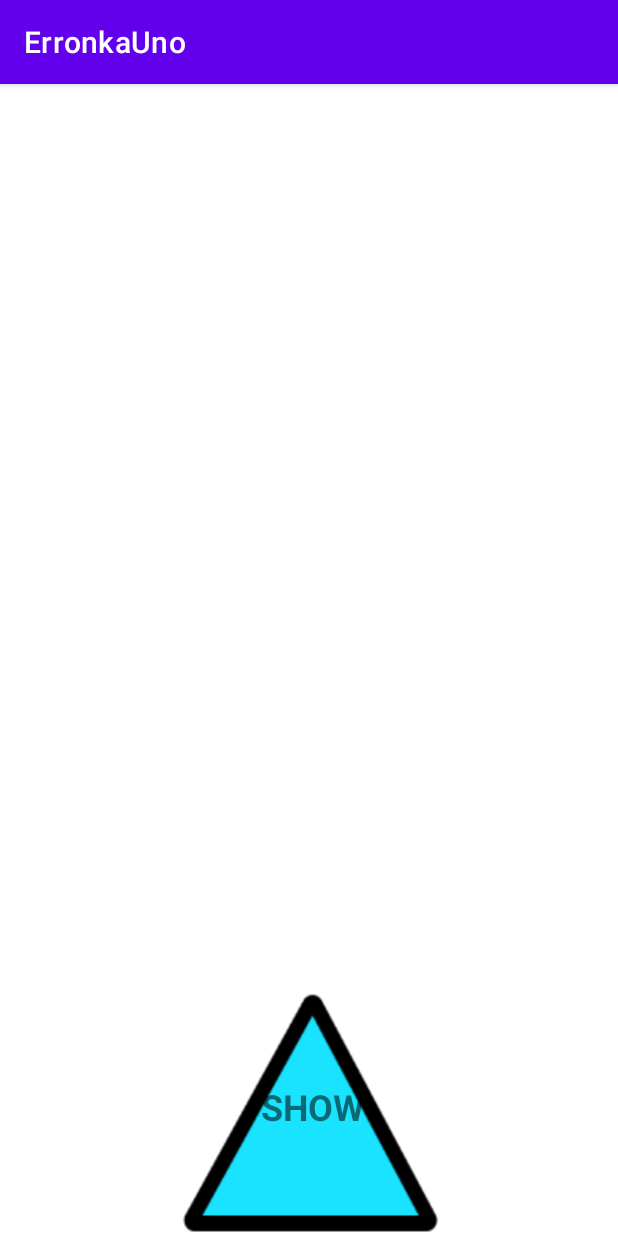
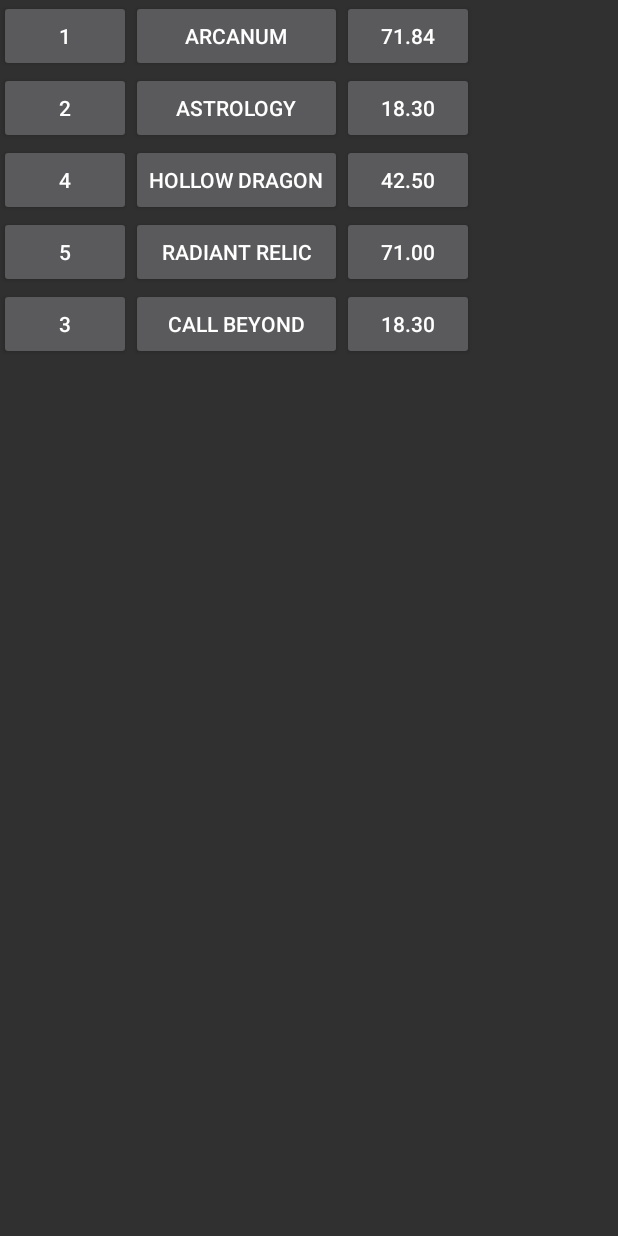
Before and after one commit to garateHegoi/ErronkaUno, an Android app: the screen it shows after launch (MainActivity), on a phone screen of 412 x 824 dp. Run offline under Robolectric (Android 15) with nearby library versions, the phone set to English and light mode, and no system bars.

Commit message:
Android Working

```diff
--- a/Android/app/src/main/AndroidManifest.xml
+++ b/Android/app/src/main/AndroidManifest.xml
@@ -8,7 +8,8 @@
         android:label="@string/app_name"
         android:roundIcon="@mipmap/ic_launcher_round"
         android:supportsRtl="true"
-        android:theme="@style/Theme.ErronkaUno">
+        android:theme="@style/Theme.AppCompat.NoActionBar">
+
         <activity
             android:name=".MainActivity2"
             android:exported="true" />
--- a/Android/app/src/main/java/com/example/erronkauno/MainActivity.java
+++ b/Android/app/src/main/java/com/example/erronkauno/MainActivity.java
@@ -4,38 +4,82 @@ import androidx.appcompat.app.AppCompatActivity;
 
 import android.os.Bundle;
 import android.util.Log;
-import android.view.View;
 import android.widget.Button;
 import android.widget.TableLayout;
 import android.widget.TableRow;
-import android.widget.TextView;
+
+
+import java.io.*;
+import java.nio.charset.Charset;
+import java.util.ArrayList;
+import java.util.Arrays;
+import java.util.Scanner;
 
 public class MainActivity extends AppCompatActivity {
 
     TableLayout tl;
     int n = 0;
+
     @Override
     protected void onCreate(Bundle savedInstanceState) {
         super.onCreate(savedInstanceState);
         setContentView(R.layout.activity_main);
-
-
-        //tl = (TableLayout) findViewById(R.id.taula);
+        tl = (TableLayout) findViewById(R.id.taula);
+        ArrayList<Products> produktuak = aldatzailea();
+        for (Products produktua : produktuak) {
+            TableRow tr = new TableRow(this);
+            Button id = new Button(this);
+            id.setText(String.valueOf(produktua.getID()));
+            tr.addView(id);
+            Button name = new Button(this);
+            name.setText(produktua.getName());
+            tr.addView(name);
+            Button price = new Button(this);
+            price.setText(String.valueOf(produktua.getList_price()));
+            tr.addView(price);
+            tl.addView(tr);
+        }
 
     }
 
-    public void gehitu(View view){
-        TableRow tr = new TableRow(this);
-        tr.setLayoutParams(new TableRow.LayoutParams(TableRow.LayoutParams.FILL_PARENT, TableRow.LayoutParams.WRAP_CONTENT));
+    public ArrayList<String> irakurri() {
+        ArrayList<String> listaDatuak = new ArrayList<String>();
+        BufferedReader bufferLectura = null;
+        try {
+            InputStream is = getResources().openRawResource(R.raw.products);
+            bufferLectura = new BufferedReader(new InputStreamReader(is, Charset.forName("UTF-8")));
+            String linea = bufferLectura.readLine();
 
+            while (linea != null) {
 
-        for (int i = 0; i<4;i++){
-            Button b = new Button(this);
-            b.setClickable(false);
-            b.setText(n+"_x"+i);
-            tr.addView(b);
+                listaDatuak.add(linea);
+                linea = bufferLectura.readLine();
+            }
+        } catch (IOException e) {
+            e.printStackTrace();
+        } finally {
+            if (bufferLectura != null) {
+                try {
+                    bufferLectura.close();
+                } catch (IOException e) {
+                    e.printStackTrace();
+                }
+            }
         }
-        tl.addView(tr);
-        Log.d("klik", "sdfil");
+        return listaDatuak;
     }
-}
+
+        public ArrayList<Products> aldatzailea(){
+            ArrayList<String> produktuak = irakurri();
+            ArrayList<Products> result = new ArrayList<Products>();
+            for (String produktu : produktuak) {
+                String[] produktuak_aldatuta = produktu.split("[,]", 0);
+                for (String gauza: produktuak_aldatuta){
+                    Log.d("xd", gauza);
+                }
+                Products p = new Products(Integer.parseInt(produktuak_aldatuta[0]), produktuak_aldatuta[1], produktuak_aldatuta[2], produktuak_aldatuta[3], produktuak_aldatuta[4], produktuak_aldatuta[5], Boolean.parseBoolean(produktuak_aldatuta[6]), Boolean.parseBoolean(produktuak_aldatuta[7]), Boolean.parseBoolean(produktuak_aldatuta[8]), Boolean.parseBoolean(produktuak_aldatuta[9]));
+                result.add(p);
+            }
+            return result;
+        }
+    }
--- /dev/null
+++ b/Android/app/src/main/java/com/example/erronkauno/Products.java
@@ -0,0 +1,115 @@
+package com.example.erronkauno;
+
+public class Products{
+
+    int ID;
+    String name,list_price,description,volume,weight;
+    boolean sale_ok,purchase_ok,active,is_published;
+
+    public Products(int iD, String name, String list_price, String description, String volume, String weight,
+                    boolean sale_ok, boolean purchase_ok, boolean active, boolean is_published) {
+        super();
+        ID = iD;
+        this.name = name;
+        this.list_price = list_price;
+        this.description = description;
+        this.volume = volume;
+        this.weight = weight;
+        this.sale_ok = sale_ok;
+        this.purchase_ok = purchase_ok;
+        this.active = active;
+        this.is_published = is_published;
+    }
+
+
+    public int getID() {
+        return ID;
+    }
+
+    public void setID(int iD) {
+        ID = iD;
+    }
+
+    public String getName() {
+        return name;
+    }
+
+    public void setName(String name) {
+        this.name = name;
+    }
+
+    public String getList_price() {
+        return list_price;
+    }
+
+    public void setList_price(String list_price) {
+        this.list_price = list_price;
+    }
+
+    public String getDescription() {
+        return description;
+    }
+
+    public void setDescription(String description) {
+        this.description = description;
+    }
+
+    public String getVolume() {
+        return volume;
+    }
+
+    public void setVolume(String volume) {
+        this.volume = volume;
+    }
+
+    public String getWeight() {
+        return weight;
+    }
+
+    public void setWeight(String weight) {
+        this.weight = weight;
+    }
+
+    public boolean isSale_ok() {
+        return sale_ok;
+    }
+
+    public void setSale_ok(boolean sale_ok) {
+        this.sale_ok = sale_ok;
+    }
+
+    public boolean isPurchase_ok() {
+        return purchase_ok;
+    }
+
+    public void setPurchase_ok(boolean purchase_ok) {
+        this.purchase_ok = purchase_ok;
+    }
+
+    public boolean isActive() {
+        return active;
+    }
+
+    public void setActive(boolean active) {
+        this.active = active;
+    }
+
+    public boolean isIs_published() {
+        return is_published;
+    }
+
+    public void setIs_published(boolean is_published) {
+        this.is_published = is_published;
+    }
+
+    @Override
+    public String toString() {
+        return "Products [ID=" + ID + ", name=" + name + ", list_price=" + list_price + ", description=" + description
+                + ", volume=" + volume + ", weight=" + weight + ", sale_ok=" + sale_ok + ", purchase_ok=" + purchase_ok
+                + ", active=" + active + ", is_published=" + is_published + "]";
+    }
+
+
+
+
+}
--- a/Android/app/src/main/res/layout/activity_main.xml
+++ b/Android/app/src/main/res/layout/activity_main.xml
@@ -1,55 +1,21 @@
 <?xml version="1.0" encoding="utf-8"?>
-<androidx.appcompat.widget.LinearLayoutCompat
+<androidx.constraintlayout.widget.ConstraintLayout
     xmlns:android="http://schemas.android.com/apk/res/android"
+    xmlns:app="http://schemas.android.com/apk/res-auto"
     xmlns:tools="http://schemas.android.com/tools"
     android:layout_width="match_parent"
     android:layout_height="match_parent"
     tools:context=".MainActivity">
 
-    <RelativeLayout
-        android:id="@+id/background2"
-        android:layout_width="fill_parent"
-        android:layout_height="fill_parent"
-        android:clipToOutline="true"
-        android:background="@drawable/background2"
-        >
-
-        <Button
-            android:id="@+id/button"
-            android:layout_width="169dp"
-            android:layout_height="144dp"
-            android:layout_alignParentStart="true"
-            android:layout_alignParentTop="true"
-            android:layout_alignParentEnd="true"
-            android:layout_alignParentBottom="true"
-            android:layout_marginStart="119dp"
-            android:layout_marginTop="581dp"
-            android:layout_marginEnd="122dp"
-            android:layout_marginBottom="6dp"
-            android:alpha="0"
-            android:onClick="gehitu"
-            android:text="Button" />
-
-        <TextView
-            android:id="@+id/textView"
-            android:layout_width="102dp"
-            android:layout_height="55dp"
-            android:layout_alignParentStart="true"
-            android:layout_alignParentTop="true"
-            android:layout_alignParentEnd="true"
-            android:layout_alignParentBottom="true"
-            android:layout_marginStart="157dp"
-            android:layout_marginTop="665dp"
-            android:layout_marginEnd="152dp"
-            android:layout_marginBottom="11dp"
-            android:text="SHOW"
-            android:textAlignment="center"
-            android:textSize="24sp"
-            android:textStyle="bold" />
-
     <TableLayout
-            android:layout_width="match_parent"
-            android:layout_height="match_parent">
+        android:id="@+id/taula"
+        android:layout_width="415dp"
+        android:layout_height="598dp"
+        app:layout_constraintBottom_toBottomOf="parent"
+        app:layout_constraintEnd_toEndOf="parent"
+        app:layout_constraintStart_toStartOf="parent"
+        app:layout_constraintTop_toTopOf="parent"
+        app:layout_constraintVertical_bias="0.0">
 
         <TableRow
             android:layout_width="match_parent"
@@ -68,6 +34,4 @@
             android:layout_height="match_parent" />
     </TableLayout>
 
-    </RelativeLayout>
-
-</androidx.appcompat.widget.LinearLayoutCompat>
+</androidx.constraintlayout.widget.ConstraintLayout>
--- /dev/null
+++ b/Android/app/src/main/res/raw/products.txt
@@ -0,0 +1,5 @@
+1,Arcanum,71.84,null,0.01,0.05,true,true,true,true
+2,Astrology,18.30,null,0.01,0.04,true,true,true,true
+4,Hollow Dragon,42.50,null,0.01,0.06,true,true,true,true
+5,Radiant Relic,71.00,null,0.01,0.05,true,true,true,true
+3,Call Beyond,18.30,null,0.01,0.04,true,true,true,true
--- a/java/01-ErronkaUno/src/main/java/dam/WriteFile.java
+++ b/java/01-ErronkaUno/src/main/java/dam/WriteFile.java
@@ -39,12 +39,12 @@ public class WriteFile {
 
 		//Writer
 		try {
-		      File myObj = new File("db\\products.txt");
+		      File myObj = new File("..\\..\\Android\\app\\src\\main\\res\\raw\\products.txt");
 		      if (myObj.createNewFile()) {
 		        System.out.println("File created: " + myObj.getName());
-		        FileWriter myWriter = new FileWriter("db\\products.txt");
+		        FileWriter myWriter = new FileWriter("..\\..\\Android\\app\\src\\main\\res\\raw\\products.txt");
 		        for(Products cus:lista) {
-		        	myWriter.write(cus.getID()+","+cus.getName()+","+cus.getList_price()+","+cus.isActive()+"\n");
+		        	myWriter.write(cus.getID()+","+cus.getName()+","+cus.getList_price()+","+cus.getDescription()+","+cus.getVolume()+","+cus.getWeight()+","+cus.isSale_ok()+","+cus.isPurchase_ok()+","+cus.isActive()+","+cus.isIs_published()+"\n");
 		        }
 		        myWriter.close();
 		      } else {
```
Lines whose indentation alone changed are shown as unchanged.
